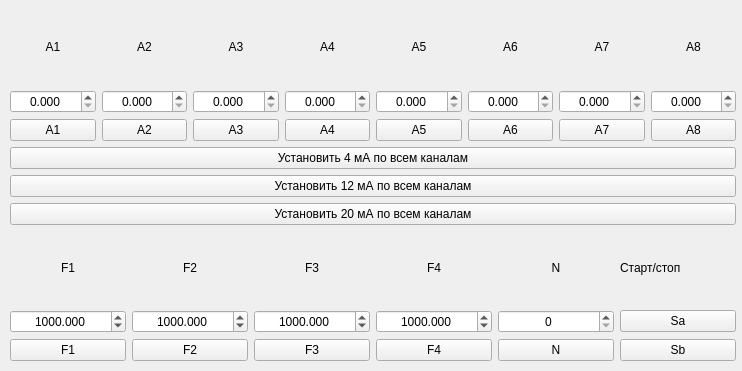
Old version of the form upva.ui in the repository corvinalive/KUControl.
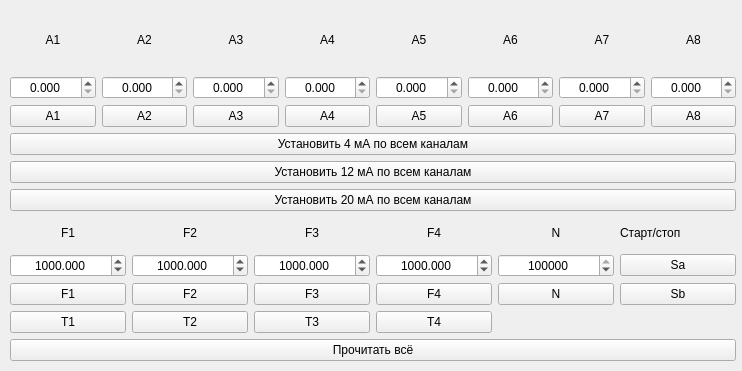
New version of the form.

Commit message: Реализовано практически всё. Надо: выбор ком-порта

Patch:
```diff
--- a/upva.ui
+++ b/upva.ui
@@ -364,10 +364,10 @@
           <number>0</number>
          </property>
          <property name="maximum">
-          <number>15000</number>
+          <number>1000000000</number>
          </property>
          <property name="value">
-          <number>0</number>
+          <number>100000</number>
          </property>
         </widget>
        </item>
@@ -513,8 +513,43 @@
          </property>
         </widget>
        </item>
+       <item row="3" column="2">
+        <widget class="QPushButton" name="pushButtont1">
+         <property name="text">
+          <string>T1</string>
+         </property>
+        </widget>
+       </item>
+       <item row="3" column="3">
+        <widget class="QPushButton" name="pushButtont2">
+         <property name="text">
+          <string>T2</string>
+         </property>
+        </widget>
+       </item>
+       <item row="3" column="4">
+        <widget class="QPushButton" name="pushButtont3">
+         <property name="text">
+          <string>T3</string>
+         </property>
+        </widget>
+       </item>
+       <item row="3" column="5">
+        <widget class="QPushButton" name="pushButtont4">
+         <property name="text">
+          <string>T4</string>
+         </property>
+        </widget>
+       </item>
       </layout>
      </item>
+     <item>
+      <widget class="QPushButton" name="pushButtonreadall">
+       <property name="text">
+        <string>Прочитать всё</string>
+       </property>
+      </widget>
+     </item>
     </layout>
    </widget>
   </widget>
```
The commit also changes 1 other file.
